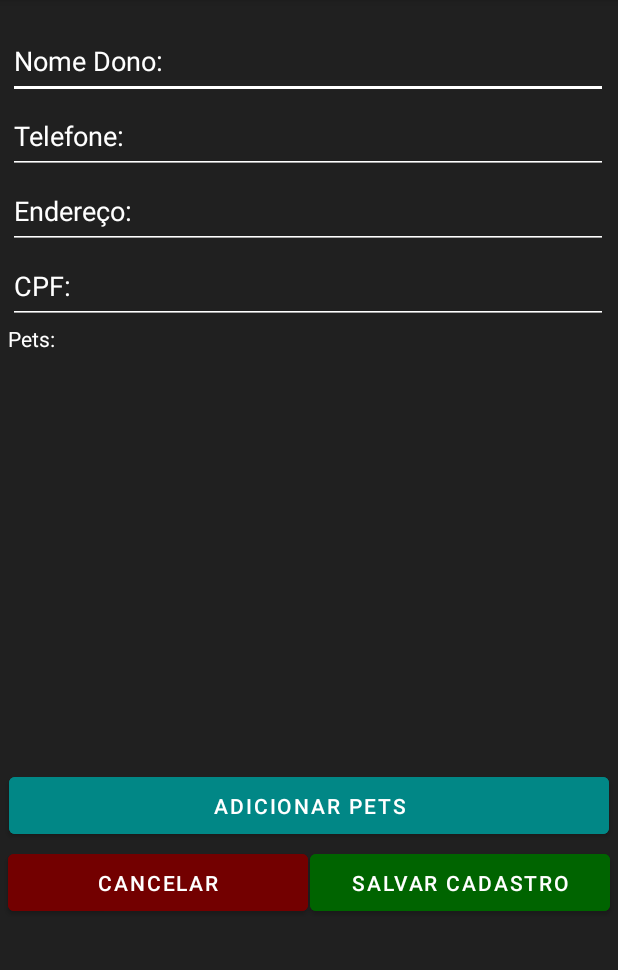
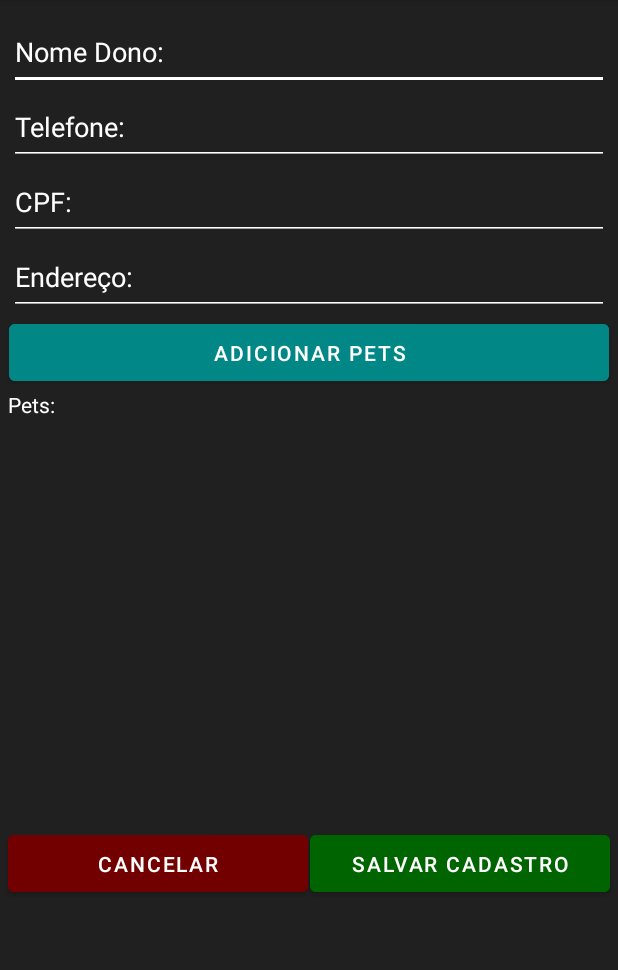
Before and after one commit to LucianoKleinhans/ProjetoPetShop, an Android app: the telacadastrodono screen opened directly, with no data from a screen before it, on a phone screen of 412 x 824 dp, the part 84-1054 px from its top. Run offline under Robolectric (Android 15) with nearby library versions, the phone set to English and light mode, and no system bars; our stand-ins replace Firebase (no records; nobody signed in at launch, a user with empty details on screens opened directly); 5 statements that could not run were skipped.

Commit message:
arrumando telas
legal

```diff
--- a/app/src/main/java/br/lajotasoftware/petshop/activity/telaselecionaservico.java
+++ b/app/src/main/java/br/lajotasoftware/petshop/activity/telaselecionaservico.java
@@ -154,9 +154,4 @@ public class telaselecionaservico extends AppCompatActivity {
         setResult(RESULT_OK,it);
         onBackPressed();
     }
-
-    public void bt_confirmar_telaselecionaservico_to_telacadastroservicos (View view){
-        Intent it = new Intent(this, telacadastroservicos.class);
-        startActivity(it);
-    }
 }
--- a/app/src/main/res/layout/telacadastrodono.xml
+++ b/app/src/main/res/layout/telacadastrodono.xml
@@ -7,12 +7,51 @@
     android:layout_height="match_parent"
     tools:context=".activity.telacadastrodono">
 
+    <ScrollView
+        android:layout_width="match_parent"
+        android:layout_height="match_parent">
+
+        <LinearLayout
+            android:layout_width="match_parent"
+            android:layout_height="wrap_content"
+            android:orientation="vertical">
+
+            <androidx.constraintlayout.widget.ConstraintLayout
+                android:layout_width="match_parent"
+                android:layout_height="match_parent">
+
+                <ScrollView
+                    android:id="@+id/scrollView2"
+                    android:layout_width="401dp"
+                    android:layout_height="261dp"
+                    android:layout_marginStart="5dp"
+                    android:layout_marginEnd="5dp"
+                    app:layout_constraintEnd_toEndOf="parent"
+                    app:layout_constraintStart_toStartOf="parent"
+                    app:layout_constraintTop_toBottomOf="@+id/TextPets">
+
+                    <LinearLayout
+                        android:layout_width="match_parent"
+                        android:layout_height="wrap_content"
+                        android:orientation="vertical">
+
+                        <ListView
+                            android:id="@+id/ListPetsCadDono"
+                            android:layout_width="match_parent"
+                            android:layout_height="259dp"
+                            android:backgroundTint="#FFFFFF"
+                            android:cacheColorHint="#FFFFFF"
+                            android:textColor="#FFFFFF"
+                            android:textColorHint="#FFFFFF" />
+                    </LinearLayout>
+                </ScrollView>
+
                 <EditText
                     android:id="@+id/TextNomeDonoCad"
                     android:layout_width="400dp"
                     android:layout_height="50dp"
                     android:layout_marginStart="5dp"
-        android:layout_marginTop="16dp"
+                    android:layout_marginTop="10dp"
                     android:layout_marginEnd="5dp"
                     android:backgroundTint="@color/white"
                     android:ems="10"
@@ -22,9 +61,47 @@
                     android:textColor="@color/white"
                     android:textColorHint="@color/white"
                     app:layout_constraintEnd_toEndOf="parent"
-        app:layout_constraintHorizontal_bias="0.0"
                     app:layout_constraintStart_toStartOf="parent"
                     app:layout_constraintTop_toTopOf="parent" />
+
+                <TextView
+                    android:id="@+id/TextPets"
+                    android:layout_width="wrap_content"
+                    android:layout_height="wrap_content"
+                    android:layout_marginStart="5dp"
+                    android:text="@string/text_listapets_caddono"
+                    android:textColor="@color/white"
+                    app:layout_constraintStart_toStartOf="parent"
+                    app:layout_constraintTop_toBottomOf="@+id/BtAddPetCadDono" />
+
+                <EditText
+                    android:id="@+id/textCPFDonoCad"
+                    android:layout_width="400dp"
+                    android:layout_height="50dp"
+                    android:layout_marginStart="5dp"
+                    android:layout_marginEnd="5dp"
+                    android:backgroundTint="@color/white"
+                    android:ems="10"
+                    android:hint="@string/text_cpfdono_caddono"
+                    android:importantForAutofill="no"
+                    android:inputType="textPersonName"
+                    android:textColor="@color/white"
+                    android:textColorHint="@color/white"
+                    app:layout_constraintEnd_toEndOf="parent"
+                    app:layout_constraintStart_toStartOf="parent"
+                    app:layout_constraintTop_toBottomOf="@+id/textTelDonoCad" />
+
+                <Button
+                    android:id="@+id/btSalvarDonoCad"
+                    android:layout_width="200dp"
+                    android:layout_height="50dp"
+                    android:layout_marginTop="10dp"
+                    android:layout_marginEnd="5dp"
+                    android:backgroundTint="#006400"
+                    android:onClick="bt_slvcadastro_telacadastrodono_to_telacadastros"
+                    android:text="@string/bt_salvarcadastro_caddono"
+                    app:layout_constraintEnd_toEndOf="parent"
+                    app:layout_constraintTop_toBottomOf="@+id/scrollView2" />
 
                 <EditText
                     android:id="@+id/textTelDonoCad"
@@ -40,7 +117,6 @@
                     android:textColor="@color/white"
                     android:textColorHint="@color/white"
                     app:layout_constraintEnd_toEndOf="parent"
-        app:layout_constraintHorizontal_bias="0.0"
                     app:layout_constraintStart_toStartOf="parent"
                     app:layout_constraintTop_toBottomOf="@+id/TextNomeDonoCad" />
 
@@ -58,35 +134,6 @@
                     android:textColor="@color/white"
                     android:textColorHint="@color/white"
                     app:layout_constraintEnd_toEndOf="parent"
-        app:layout_constraintHorizontal_bias="0.0"
-        app:layout_constraintStart_toStartOf="parent"
-        app:layout_constraintTop_toBottomOf="@+id/textTelDonoCad" />
-
-    <EditText
-        android:id="@+id/textCPFDonoCad"
-        android:layout_width="400dp"
-        android:layout_height="50dp"
-        android:layout_marginStart="5dp"
-        android:layout_marginEnd="5dp"
-        android:backgroundTint="@color/white"
-        android:ems="10"
-        android:hint="@string/text_cpfdono_caddono"
-        android:importantForAutofill="no"
-        android:inputType="textPersonName"
-        android:textColor="@color/white"
-        android:textColorHint="@color/white"
-        app:layout_constraintEnd_toEndOf="parent"
-        app:layout_constraintHorizontal_bias="0.0"
-        app:layout_constraintStart_toStartOf="parent"
-        app:layout_constraintTop_toBottomOf="@+id/textEndDonoCad" />
-
-    <TextView
-        android:id="@+id/TextPets"
-        android:layout_width="wrap_content"
-        android:layout_height="wrap_content"
-        android:layout_marginStart="5dp"
-        android:text="@string/text_listapets_caddono"
-        android:textColor="@color/white"
                     app:layout_constraintStart_toStartOf="parent"
                     app:layout_constraintTop_toBottomOf="@+id/textCPFDonoCad" />
 
@@ -95,65 +142,28 @@
                     android:layout_width="200dp"
                     android:layout_height="50dp"
                     android:layout_marginStart="5dp"
-        android:layout_marginTop="1dp"
+                    android:layout_marginTop="10dp"
                     android:backgroundTint="#730000"
                     android:onClick="bt_finish_telacadastrodono"
                     android:text="@string/bt_cancelar_caddono"
                     app:layout_constraintStart_toStartOf="parent"
-        app:layout_constraintTop_toBottomOf="@+id/BtAddPetCadDono" />
-
-    <Button
-        android:id="@+id/btSalvarDonoCad"
-        android:layout_width="200dp"
-        android:layout_height="50dp"
-        android:layout_marginTop="1dp"
-        android:layout_marginEnd="5dp"
-        android:backgroundTint="#006400"
-        android:onClick="bt_slvcadastro_telacadastrodono_to_telacadastros"
-        android:text="@string/bt_salvarcadastro_caddono"
-        app:layout_constraintEnd_toEndOf="parent"
-        app:layout_constraintTop_toBottomOf="@+id/BtAddPetCadDono" />
+                    app:layout_constraintTop_toBottomOf="@+id/scrollView2" />
 
                 <Button
                     android:id="@+id/BtAddPetCadDono"
                     android:layout_width="400dp"
                     android:layout_height="50dp"
                     android:layout_marginStart="5dp"
-        android:layout_marginTop="10dp"
                     android:layout_marginEnd="5dp"
                     android:backgroundTint="@color/teal_700"
                     android:onClick="bt_adicionarpets_telacadastrodono_to_telacadastropet"
                     android:text="@string/br_adicionarpets_caddono"
                     app:layout_constraintEnd_toEndOf="parent"
                     app:layout_constraintStart_toStartOf="parent"
-        app:layout_constraintTop_toBottomOf="@+id/scrollView2"
+                    app:layout_constraintTop_toBottomOf="@+id/textEndDonoCad"
                     tools:ignore="TextContrastCheck" />
+            </androidx.constraintlayout.widget.ConstraintLayout>
 
-    <ScrollView
-        android:id="@+id/scrollView2"
-        android:layout_width="401dp"
-        android:layout_height="261dp"
-        android:layout_marginStart="1dp"
-        android:layout_marginTop="5dp"
-        android:layout_marginEnd="1dp"
-        android:layout_marginBottom="5dp"
-        app:layout_constraintBottom_toTopOf="@+id/BtAddPetCadDono"
-        app:layout_constraintEnd_toEndOf="parent"
-        app:layout_constraintStart_toStartOf="parent"
-        app:layout_constraintTop_toBottomOf="@+id/TextPets">
-
-        <LinearLayout
-            android:layout_width="match_parent"
-            android:layout_height="wrap_content"
-            android:orientation="vertical">
-
-            <ListView
-                android:id="@+id/ListPetsCadDono"
-                android:layout_width="match_parent"
-                android:layout_height="259dp"
-                android:backgroundTint="@color/white"
-                android:textColor="@color/white"
-                android:textColorHint="@color/white" />
         </LinearLayout>
     </ScrollView>
 
```
Also changed, not shown: app/src/main/java/br/lajotasoftware/petshop/activity/telacadastrodono.java (+5 -2 lines), app/src/main/res/layout/telaadicionaservico.xml (+24 -10 lines), app/src/main/res/layout/telacadastropet.xml (+5 -5 lines), app/src/main/res/layout/telacadastros.xml (+29 -46 lines), app/src/main/res/layout/telaselecionaservico.xml (+33 -26 lines), app/src/main/res/layout/telaservicos.xml (+31 -21 lines). Lines whose indentation alone changed are shown as unchanged.
